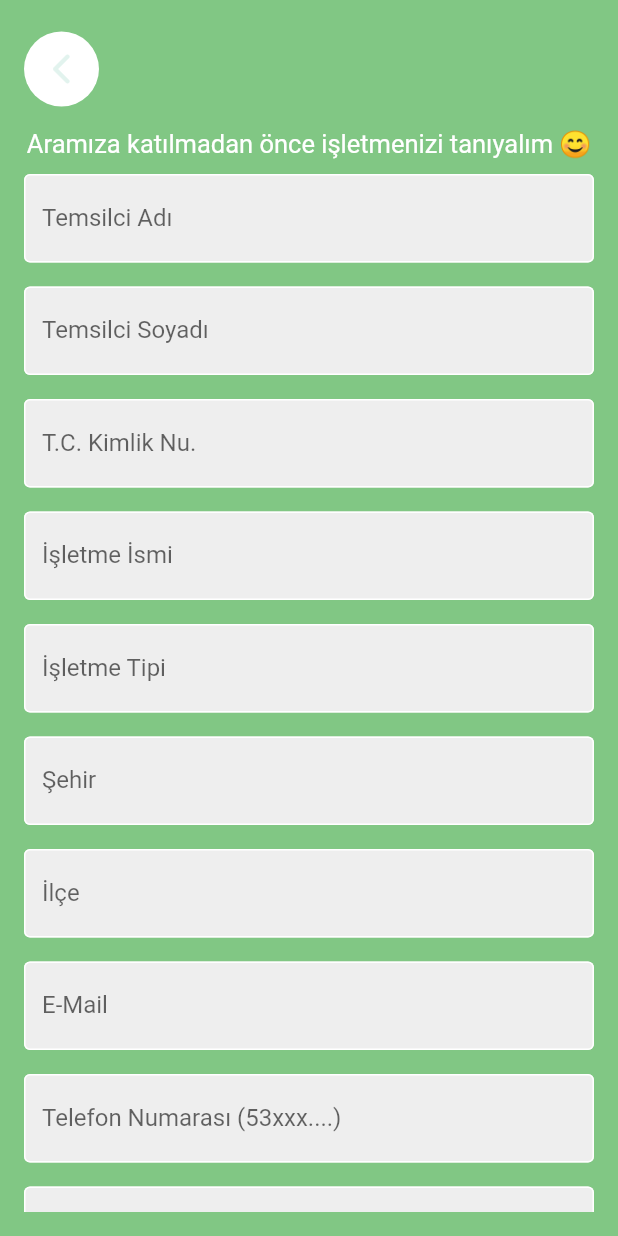
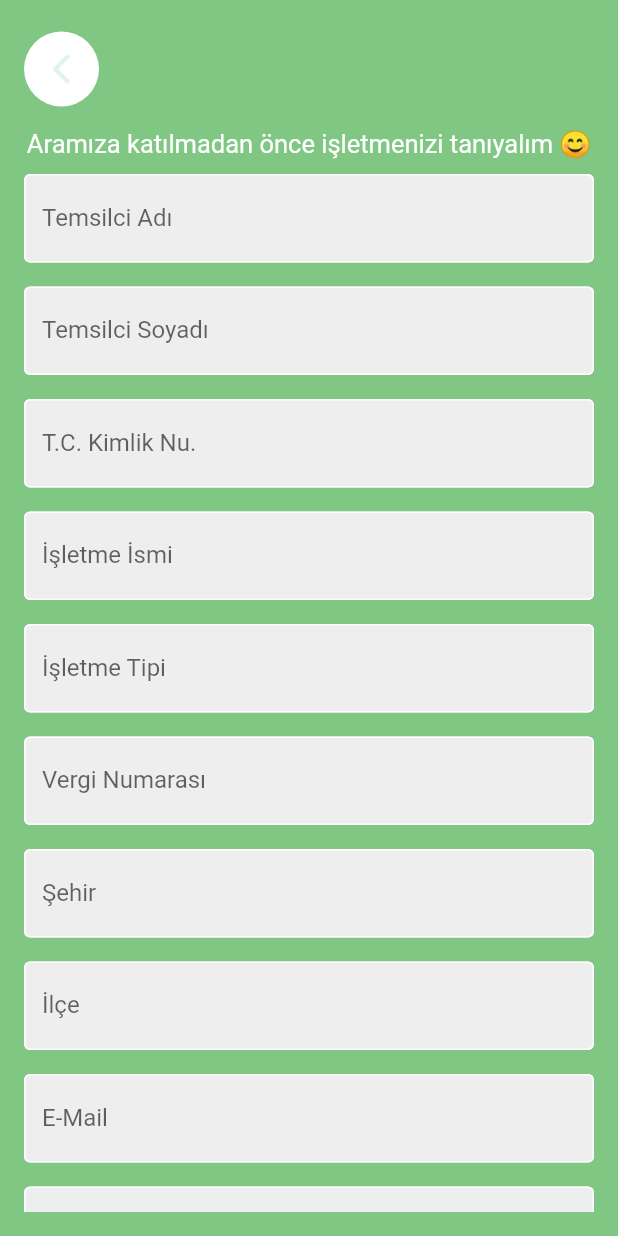
Before and after one commit to huseyinasan/biyemek, a Flutter app: the BusinessRegisterPage screen opened directly, on a phone screen of 412 x 824 dp. Run offline on Flutter 3.47's test engine with Material 2 defaults, Android fonts, the phone set to English and light mode, and no system bars; our stand-ins replace animated_splash_screen, cloud_firestore, firebase_auth, firebase_core, flutter_spinkit, google_nav_bar and 3 more; accounts and stored records are empty.

Commit message:
business profile page updated as dynamic

```diff
--- a/lib/screens/business_screens/authentication/business_register_page.dart
+++ b/lib/screens/business_screens/authentication/business_register_page.dart
@@ -16,6 +16,7 @@ class _BusinessRegisterPageState extends State<BusinessRegisterPage> {
   final TextEditingController surnameController = TextEditingController();
   final TextEditingController businessNameController = TextEditingController();
   final TextEditingController businessTypeController = TextEditingController();
+  final TextEditingController taxNumberController = TextEditingController();
   final TextEditingController businessCityController = TextEditingController();
   final TextEditingController businessDistrictController =
       TextEditingController();
@@ -39,6 +40,7 @@ class _BusinessRegisterPageState extends State<BusinessRegisterPage> {
       String businessName = businessNameController.text;
       String businessType = businessTypeController.text;
       String businessCity = businessCityController.text;
+      int taxNumber = int.parse(taxNumberController.text);
       String businessDistrict = businessDistrictController.text;
       int idNumber = int.parse(idNumberController.text);
 
@@ -60,6 +62,7 @@ class _BusinessRegisterPageState extends State<BusinessRegisterPage> {
         'phone': phone,
         'businessName': businessName,
         'businessType': businessType,
+        'taxNumber': taxNumber,
         'businessCity': businessCity,
         'businessDistrict': businessDistrict,
         'idNumber': idNumber,
@@ -256,6 +259,22 @@ class _BusinessRegisterPageState extends State<BusinessRegisterPage> {
               ),
               const SizedBox(height: 16.0),
               TextField(
+                controller: taxNumberController,
+                decoration: InputDecoration(
+                  enabledBorder: const OutlineInputBorder(
+                    borderSide: BorderSide(color: Colors.white),
+                  ),
+                  focusedBorder: OutlineInputBorder(
+                    borderSide: BorderSide(color: Colors.grey.shade400),
+                  ),
+                  fillColor: Colors.grey.shade200,
+                  filled: true,
+                  labelText: "Vergi Numarası",
+                  hintStyle: TextStyle(color: Colors.grey[500]),
+                ),
+              ),
+              const SizedBox(height: 16.0),
+              TextField(
                 controller: businessCityController,
                 decoration: InputDecoration(
                   enabledBorder: const OutlineInputBorder(
--- a/lib/screens/business_screens/home/business_home_page.dart
+++ b/lib/screens/business_screens/home/business_home_page.dart
@@ -601,7 +601,8 @@ class _BusinessHomePageState extends State<BusinessHomePage> {
                   if (currentStep == getSteps().length - 1) {
                     Navigator.push(
                       context,
-                      MaterialPageRoute(builder: (context) => Add_product_completed()),
+                      MaterialPageRoute(
+                          builder: (context) => Add_product_completed()),
                     );
                   } else {
                     setState(() {
@@ -609,7 +610,6 @@ class _BusinessHomePageState extends State<BusinessHomePage> {
                     });
                   }
                 },
-
                 onStepCancel: () {
                   if (currentStep == 0) {
                     null;
@@ -859,12 +859,10 @@ class _BusinessHomePageState extends State<BusinessHomePage> {
   }
 
   List<Step> getSteps() => [
-
         Step(
             title: const Text('Ürün Bilgileri'),
             state: currentStep > 0 ? StepState.complete : StepState.indexed,
             isActive: currentStep >= 0,
-
             content: Column(
               children: [
                 TextFormField(
```
Also changed, not shown: lib/screens/business_screens/home/profile.dart (+78 -31 lines).
